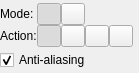
Qt form krita/ui/forms/wdgselectionoptions.ui (KDE/krita) before a commit.
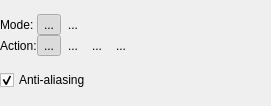
The same form after that commit. Custom widgets are drawn as their Qt base class.

Commit message: use KoGroupButton in selection options

```diff
--- a/krita/ui/forms/wdgselectionoptions.ui
+++ b/krita/ui/forms/wdgselectionoptions.ui
@@ -6,8 +6,8 @@
    <rect>
     <x>0</x>
     <y>0</y>
-    <width>139</width>
-    <height>73</height>
+    <width>271</width>
+    <height>106</height>
    </rect>
   </property>
   <layout class="QGridLayout" name="gridLayout_2">
@@ -22,6 +22,73 @@
      <property name="spacing">
       <number>0</number>
      </property>
+     <item row="1" column="3">
+      <widget class="KoGroupButton" name="intersect">
+       <property name="toolTip">
+        <string>Intersect (Shortcut T)</string>
+       </property>
+       <property name="text">
+        <string>...</string>
+       </property>
+       <property name="checkable">
+        <bool>true</bool>
+       </property>
+       <property name="autoRaise">
+        <bool>true</bool>
+       </property>
+      </widget>
+     </item>
+     <item row="0" column="3">
+      <widget class="KoGroupButton" name="shape">
+       <property name="toolTip">
+        <string>Vector Selection</string>
+       </property>
+       <property name="text">
+        <string>...</string>
+       </property>
+       <property name="checkable">
+        <bool>true</bool>
+       </property>
+       <property name="autoRaise">
+        <bool>true</bool>
+       </property>
+      </widget>
+     </item>
+     <item row="1" column="1">
+      <widget class="KoGroupButton" name="replace">
+       <property name="toolTip">
+        <string>Replace (Shortcut R)</string>
+       </property>
+       <property name="text">
+        <string>...</string>
+       </property>
+       <property name="checkable">
+        <bool>true</bool>
+       </property>
+       <property name="checked">
+        <bool>true</bool>
+       </property>
+       <property name="autoRaise">
+        <bool>true</bool>
+       </property>
+      </widget>
+     </item>
+     <item row="1" column="6">
+      <widget class="KoGroupButton" name="add">
+       <property name="toolTip">
+        <string>Add (Shortcut A)</string>
+       </property>
+       <property name="text">
+        <string>...</string>
+       </property>
+       <property name="checkable">
+        <bool>true</bool>
+       </property>
+       <property name="autoRaise">
+        <bool>true</bool>
+       </property>
+      </widget>
+     </item>
      <item row="0" column="0">
       <widget class="QLabel" name="lblMode">
        <property name="cursor">
@@ -32,65 +99,6 @@
        </property>
       </widget>
      </item>
-     <item row="0" column="1">
-      <widget class="QPushButton" name="pixel">
-       <property name="sizePolicy">
-        <sizepolicy hsizetype="Fixed" vsizetype="Fixed">
-         <horstretch>0</horstretch>
-         <verstretch>0</verstretch>
-        </sizepolicy>
-       </property>
-       <property name="maximumSize">
-        <size>
-         <width>24</width>
-         <height>16777215</height>
-        </size>
-       </property>
-       <property name="toolTip">
-        <string>Pixel</string>
-       </property>
-       <property name="text">
-        <string/>
-       </property>
-       <property name="checkable">
-        <bool>true</bool>
-       </property>
-       <property name="checked">
-        <bool>true</bool>
-       </property>
-       <property name="autoExclusive">
-        <bool>true</bool>
-       </property>
-      </widget>
-     </item>
-     <item row="0" column="2">
-      <widget class="QPushButton" name="shape">
-       <property name="sizePolicy">
-        <sizepolicy hsizetype="Fixed" vsizetype="Fixed">
-         <horstretch>0</horstretch>
-         <verstretch>0</verstretch>
-        </sizepolicy>
-       </property>
-       <property name="maximumSize">
-        <size>
-         <width>24</width>
-         <height>16777215</height>
-        </size>
-       </property>
-       <property name="toolTip">
-        <string>Shape</string>
-       </property>
-       <property name="text">
-        <string/>
-       </property>
-       <property name="checkable">
-        <bool>true</bool>
-       </property>
-       <property name="autoExclusive">
-        <bool>true</bool>
-       </property>
-      </widget>
-     </item>
      <item row="1" column="0">
       <widget class="QLabel" name="lblAction">
        <property name="text">
@@ -101,25 +109,13 @@
        </property>
       </widget>
      </item>
-     <item row="1" column="1">
-      <widget class="QPushButton" name="replace">
-       <property name="sizePolicy">
-        <sizepolicy hsizetype="Fixed" vsizetype="Fixed">
-         <horstretch>0</horstretch>
-         <verstretch>0</verstretch>
-        </sizepolicy>
-       </property>
-       <property name="maximumSize">
-        <size>
-         <width>24</width>
-         <height>16777215</height>
-        </size>
-       </property>
+     <item row="0" column="1">
+      <widget class="KoGroupButton" name="pixel">
        <property name="toolTip">
         <string>Replace (Shortcut R)</string>
        </property>
        <property name="text">
-        <string/>
+        <string>...</string>
        </property>
        <property name="checkable">
         <bool>true</bool>
@@ -127,98 +123,30 @@
        <property name="checked">
         <bool>true</bool>
        </property>
-       <property name="autoExclusive">
+       <property name="autoRaise">
         <bool>true</bool>
        </property>
       </widget>
      </item>
-     <item row="1" column="2">
-      <widget class="QPushButton" name="intersect">
-       <property name="sizePolicy">
-        <sizepolicy hsizetype="Fixed" vsizetype="Fixed">
-         <horstretch>0</horstretch>
-         <verstretch>0</verstretch>
-        </sizepolicy>
-       </property>
-       <property name="maximumSize">
-        <size>
-         <width>24</width>
-         <height>16777215</height>
-        </size>
-       </property>
-       <property name="toolTip">
-        <string>Intersect (Shortcut T)</string>
-       </property>
-       <property name="text">
-        <string/>
-       </property>
-       <property name="checkable">
-        <bool>true</bool>
-       </property>
-       <property name="autoExclusive">
-        <bool>true</bool>
-       </property>
-      </widget>
-     </item>
-     <item row="1" column="3">
-      <widget class="QPushButton" name="add">
-       <property name="sizePolicy">
-        <sizepolicy hsizetype="Fixed" vsizetype="Fixed">
-         <horstretch>0</horstretch>
-         <verstretch>0</verstretch>
-        </sizepolicy>
-       </property>
-       <property name="maximumSize">
-        <size>
-         <width>24</width>
-         <height>16777215</height>
-        </size>
-       </property>
-       <property name="toolTip">
-        <string>Add (Shortcut A)</string>
-       </property>
-       <property name="text">
-        <string/>
-       </property>
-       <property name="checkable">
-        <bool>true</bool>
-       </property>
-       <property name="autoExclusive">
-        <bool>true</bool>
-       </property>
-      </widget>
-     </item>
-     <item row="1" column="4">
-      <widget class="QPushButton" name="subtract">
-       <property name="sizePolicy">
-        <sizepolicy hsizetype="Fixed" vsizetype="Fixed">
-         <horstretch>0</horstretch>
-         <verstretch>0</verstretch>
-        </sizepolicy>
-       </property>
-       <property name="maximumSize">
-        <size>
-         <width>24</width>
-         <height>16777215</height>
-        </size>
-       </property>
+     <item row="1" column="7">
+      <widget class="KoGroupButton" name="subtract">
        <property name="toolTip">
         <string>Subtract (Shortcut S)</string>
        </property>
        <property name="text">
-        <string/>
+        <string>...</string>
        </property>
        <property name="checkable">
         <bool>true</bool>
        </property>
-       <property name="autoExclusive">
+       <property name="autoRaise">
         <bool>true</bool>
        </property>
       </widget>
      </item>
     </layout>
    </item>
-   <item row="0" column="1">
+   <item row="0" column="2">
     <spacer name="horizontalSpacer">
      <property name="orientation">
       <enum>Qt::Horizontal</enum>
@@ -244,6 +172,13 @@
   </layout>
  </widget>
  <layoutdefault spacing="6" margin="11"/>
+ <customwidgets>
+  <customwidget>
+   <class>KoGroupButton</class>
+   <extends>QToolButton</extends>
+   <header location="global">KoGroupButton.h</header>
+  </customwidget>
+ </customwidgets>
  <resources/>
  <connections/>
 </ui>
```
Left out of the diff: 2 changed lines with no effect on the pictures. The commit also changes 3 other files.
